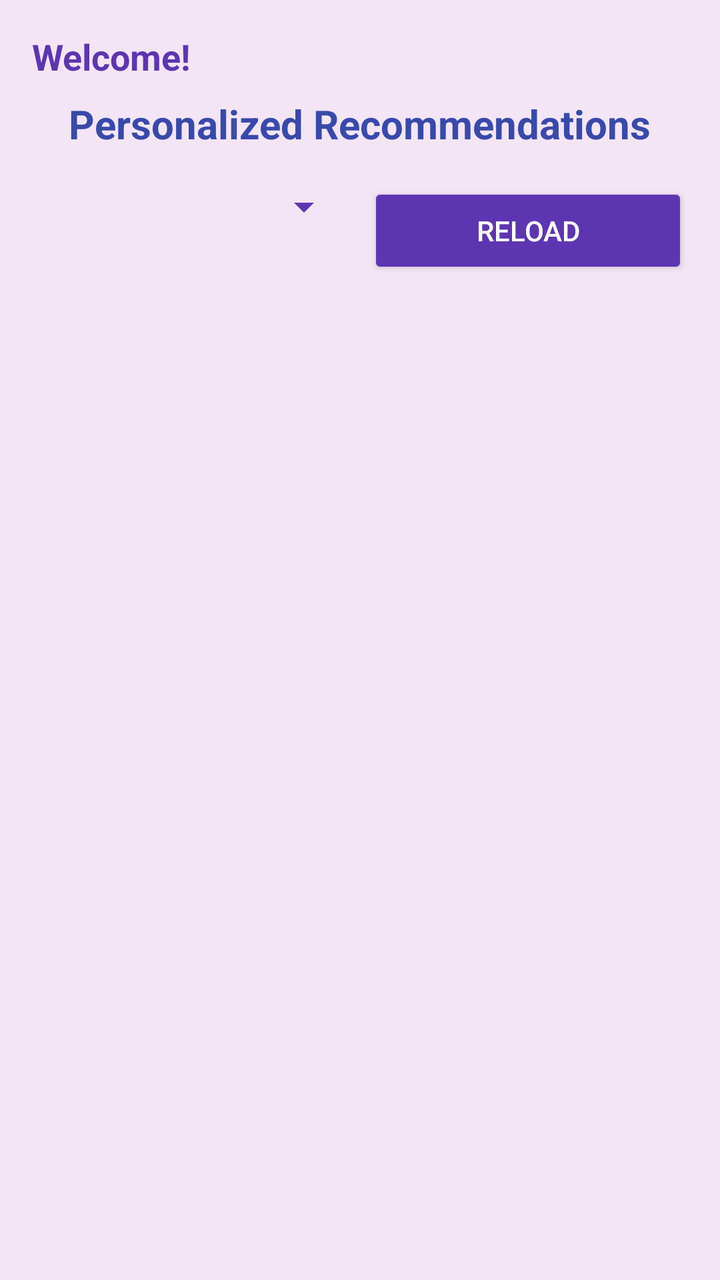
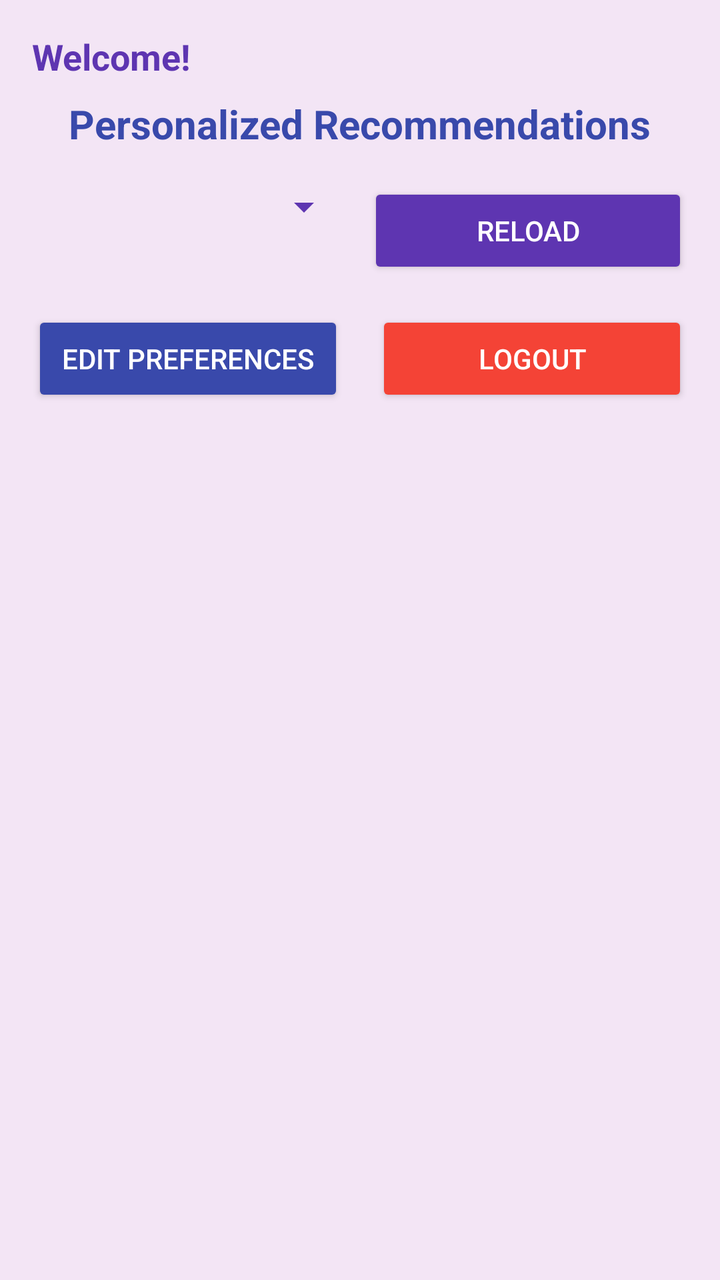

Compare the two renders of this Android layout. The source of the first and the diff that turns it into the second are given below.
<!-- AndroidManifest.xml: application theme Theme.AppCompat.Light.NoActionBar -->
<!-- res/layout/activity_main.xml -->
<?xml version="1.0" encoding="utf-8"?>
<androidx.constraintlayout.widget.ConstraintLayout xmlns:android="http://schemas.android.com/apk/res/android"
    xmlns:app="http://schemas.android.com/apk/res-auto"
    android:layout_width="match_parent"
    android:layout_height="match_parent"
    android:background="@color/soft_purple">

    <TextView
        android:id="@+id/tvWelcome"
        android:layout_width="wrap_content"
        android:layout_height="wrap_content"
        android:text="Welcome!"
        android:textSize="18sp"
        android:textStyle="bold"
        android:textColor="@color/primary_purple"
        android:layout_marginTop="16dp"
        android:layout_marginStart="16dp"
        app:layout_constraintTop_toTopOf="parent"
        app:layout_constraintStart_toStartOf="parent" />

    <TextView
        android:id="@+id/tvTitle"
        android:layout_width="wrap_content"
        android:layout_height="wrap_content"
        android:text="Personalized Recommendations"
        android:textSize="20sp"
        android:textStyle="bold"
        android:textColor="@color/primary_blue"
        android:layout_marginTop="8dp"
        app:layout_constraintTop_toBottomOf="@id/tvWelcome"
        app:layout_constraintStart_toStartOf="parent"
        app:layout_constraintEnd_toEndOf="parent" />

    <LinearLayout
        android:id="@+id/controlPanel"
        android:layout_width="match_parent"
        android:layout_height="wrap_content"
        android:orientation="horizontal"
        android:padding="16dp"
        app:layout_constraintTop_toBottomOf="@id/tvTitle">

        <Spinner
            android:id="@+id/spinnerTopN"
            android:layout_width="0dp"
            android:layout_weight="1"
            android:layout_height="wrap_content"
            android:layout_marginEnd="8dp"
            android:backgroundTint="@color/primary_purple" />

        <Button
            android:id="@+id/btnReload"
            android:layout_width="0dp"
            android:layout_weight="1"
            android:layout_height="wrap_content"
            android:text="Reload"
            android:backgroundTint="@color/primary_purple"
            android:textColor="@color/white" />
    </LinearLayout>

    <androidx.recyclerview.widget.RecyclerView
        android:id="@+id/recyclerViewBooks"
        android:layout_width="0dp"
        android:layout_height="0dp"
        android:layout_marginTop="8dp"
        android:padding="8dp"
        app:layout_constraintTop_toBottomOf="@id/controlPanel"
        app:layout_constraintStart_toStartOf="parent"
        app:layout_constraintEnd_toEndOf="parent"
        app:layout_constraintBottom_toBottomOf="parent" />

    <ProgressBar
        android:id="@+id/progressBar"
        android:layout_width="wrap_content"
        android:layout_height="wrap_content"
        android:visibility="gone"
        android:indeterminateTint="@color/primary_purple"
        app:layout_constraintTop_toTopOf="parent"
        app:layout_constraintBottom_toBottomOf="parent"
        app:layout_constraintStart_toStartOf="parent"
        app:layout_constraintEnd_toEndOf="parent" />

</androidx.constraintlayout.widget.ConstraintLayout>
<!-- resources referenced by this layout -->
<resources>
  <color name="primary_blue">#3949AB</color>
  <color name="primary_purple">#5E35B1</color>
  <color name="soft_purple">#F3E5F5</color>
  <color name="white">#FFFFFFFF</color>
</resources>

<!-- the commit's change to res/layout/activity_main.xml (unified diff, before → after) -->
@@ -57,13 +57,44 @@
             android:textColor="@color/white" />
     </LinearLayout>
 
+    <LinearLayout
+        android:id="@+id/actionButtonsPanel"
+        android:layout_width="match_parent"
+        android:layout_height="wrap_content"
+        android:orientation="horizontal"
+        android:paddingStart="16dp"
+        android:paddingEnd="16dp"
+        android:paddingBottom="8dp"
+        app:layout_constraintTop_toBottomOf="@id/controlPanel">
+
+        <Button
+            android:id="@+id/btnEditPrefs"
+            android:layout_width="0dp"
+            android:layout_weight="1"
+            android:layout_height="wrap_content"
+            android:text="Edit Preferences"
+            android:layout_marginEnd="8dp"
+            android:backgroundTint="@color/primary_blue"
+            android:textColor="@color/white" />
+
+        <Button
+            android:id="@+id/btnLogout"
+            android:layout_width="0dp"
+            android:layout_weight="1"
+            android:layout_height="wrap_content"
+            android:text="Logout"
+            android:layout_marginStart="8dp"
+            android:backgroundTint="#F44336"
+            android:textColor="@color/white" />
+    </LinearLayout>
+
     <androidx.recyclerview.widget.RecyclerView
         android:id="@+id/recyclerViewBooks"
         android:layout_width="0dp"
         android:layout_height="0dp"
         android:layout_marginTop="8dp"
         android:padding="8dp"
-        app:layout_constraintTop_toBottomOf="@id/controlPanel"
+        app:layout_constraintTop_toBottomOf="@id/actionButtonsPanel"
         app:layout_constraintStart_toStartOf="parent"
         app:layout_constraintEnd_toEndOf="parent"
         app:layout_constraintBottom_toBottomOf="parent" />
<!-- resource entries referenced after the edit -->
@@ -4,5 +4,18 @@
   <color name="primary_purple">#5E35B1</color>
   <color name="soft_purple">#F3E5F5</color>
   <color name="white">#FFFFFFFF</color>
+  <style name="Theme.BookRecommender" parent="Theme.MaterialComponents.DayNight.NoActionBar">
+          
+          <item name="colorPrimary">@color/primary_purple</item>
+          <item name="colorPrimaryVariant">@color/primary_blue</item>
+          <item name="colorOnPrimary">@color/white</item>
+          
+          <item name="colorSecondary">@color/primary_blue</item>
+          <item name="colorSecondaryVariant">@color/primary_purple</item>
+          <item name="colorOnSecondary">@color/white</item>
+          
+          <item name="android:statusBarColor" tools:targetApi="l">@color/primary_purple</item>
+          
+      </style>
 </resources>
 
